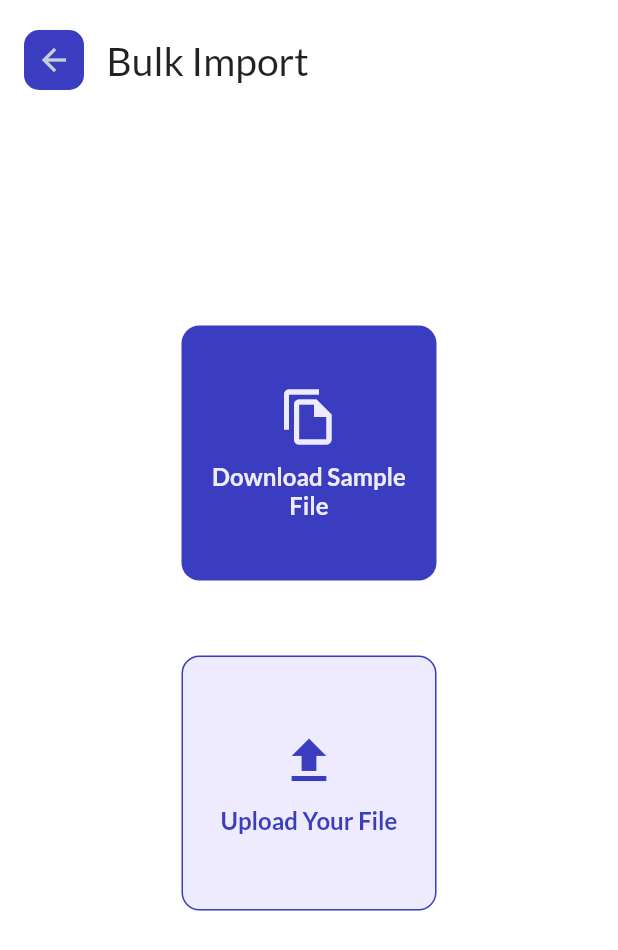
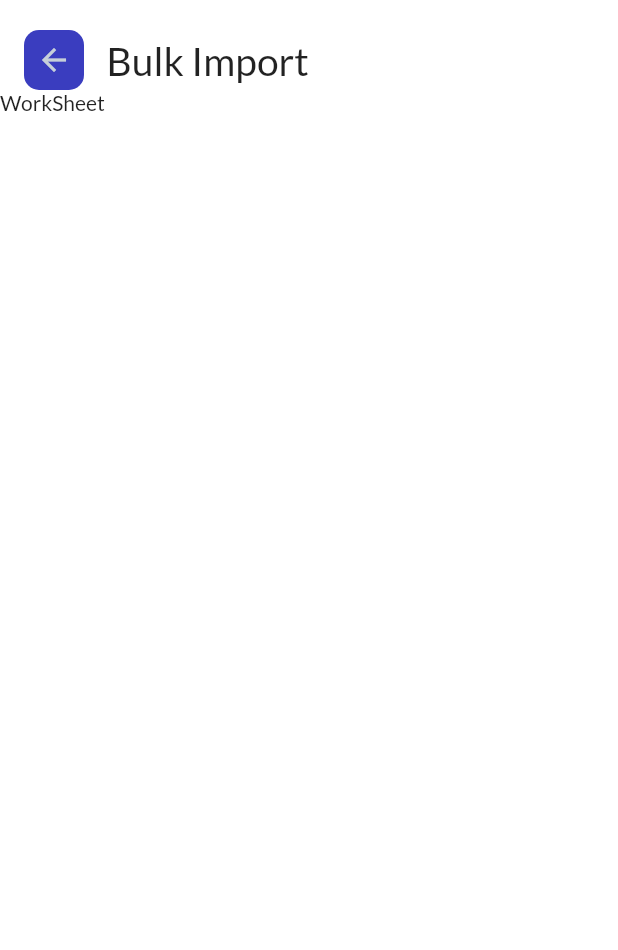
Before and after one commit to pratyushharsh/parchi, a Flutter app: the LoadItemInBulk screen opened by its route, on a phone screen of 412 x 824 dp. Shown: the top 950 px of the screen. Run offline on Flutter 3.47's test engine with Material 2 defaults, Android fonts, the phone set to English and light mode, and no system bars; our stand-ins replace awesome_snackbar_content, barcode_widget, bloc, blurrycontainer, cached_network_image, csv and 23 more; missing offline and left inert: amazon_cognito_identity_dart_2, bluetooth_print, dart:ffi, number_to_words; accounts and stored records are empty; generated files the repository leaves out were written again; network calls fail; project files that could hold a hidden picture were left out.

Commit message:
Minor Changes and Bug Fix

```diff
--- a/lib/main.dart
+++ b/lib/main.dart
@@ -63,6 +63,7 @@ Future<void> main() async {
       supportedLocales: const [
         Locale('en', 'US'),
         Locale('hi', 'IN'),
+        Locale('de', 'DE'),
       ],
       fallbackLocale: const Locale('en', 'US'),
       // useFallbackTranslations: true,
--- a/lib/src/entity/pos/trn_header_entity.dart
+++ b/lib/src/entity/pos/trn_header_entity.dart
@@ -65,6 +65,9 @@ class TransactionHeaderEntity {
   List<TransactionLineItemEntity> lineItems;
   List<TransactionPaymentLineItemEntity> paymentLineItems;
 
+  @Index(type: IndexType.value)
+  List<String> returnRef;
+
   // final lineItems = IsarLinks<TransactionLineItemEntity>();
   // final paymentLineItems = IsarLinks<TransactionPaymentLineItemEntity>();
 
@@ -97,7 +100,8 @@ class TransactionHeaderEntity {
       this.lastSyncAt,
       this.syncState,
       this.associateId,
-      this.associateName});
+      this.associateName,
+      this.returnRef = const []});
 }
 
 enum TransactionStatus {
--- a/lib/src/module/create_new_receipt/bloc/create_new_receipt_bloc.dart
+++ b/lib/src/module/create_new_receipt/bloc/create_new_receipt_bloc.dart
@@ -268,6 +268,11 @@ class CreateNewReceiptBloc
 
     transaction.discountTotal = discountAmount;
     transaction.taxTotal = taxAmount;
+
+    List<String> returnLine = [];
+    // Find all line item that is returned
+
+
 
     // Create If Contact Does not exist else override
     if (state.customer != null) {
--- a/lib/src/module/load_item_bulk/load_item_bulk_view.dart
+++ b/lib/src/module/load_item_bulk/load_item_bulk_view.dart
@@ -12,6 +12,7 @@ import '../../config/theme_settings.dart';
 import '../../widgets/appbar_leading.dart';
 import '../../widgets/loading.dart';
 import 'bloc/load_item_bulk_bloc.dart';
+import 'worksheet/worksheet.dart';
 
 
 class LoadItemInBulk extends StatelessWidget {
@@ -47,32 +48,33 @@ class LoadItemInBulk extends StatelessWidget {
                     },
                   ),
                 ),
-                Positioned(
-                  bottom: 0,
-                  top: 0,
-                  left: 0,
-                  right: 0,
-                  child: Center(
-                    child: SingleChildScrollView(
-                      child: Column(
-                        mainAxisSize: MainAxisSize.min,
-                        children: const [
-                          SizedBox(
-                            height: 30,
-                          ),
-                          DownloadSampleFileButton(),
-                          SizedBox(
-                            height: 50,
-                          ),
-                          UploadFileButton(),
-                          SizedBox(
-                            height: 30,
-                          ),
-                        ],
-                      ),
-                    ),
-                  ),
-                ),
+                const Positioned(top: 60, child: WorkSheet()),
+                // Positioned(
+                //   bottom: 0,
+                //   top: 0,
+                //   left: 0,
+                //   right: 0,
+                //   child: Center(
+                //     child: SingleChildScrollView(
+                //       child: Column(
+                //         mainAxisSize: MainAxisSize.min,
+                //         children: const [
+                //           SizedBox(
+                //             height: 30,
+                //           ),
+                //           DownloadSampleFileButton(),
+                //           SizedBox(
+                //             height: 50,
+                //           ),
+                //           UploadFileButton(),
+                //           SizedBox(
+                //             height: 30,
+                //           ),
+                //         ],
+                //       ),
+                //     ),
+                //   ),
+                // ),
               ],
             ),
           ),
--- /dev/null
+++ b/lib/src/module/load_item_bulk/worksheet/worksheet.dart
@@ -0,0 +1,21 @@
+import 'package:flutter/material.dart';
+
+// Create Sample data
+List<List<String>> data = [[
+  "kv", "value", "description",
+], [
+  "kv", "value", "description",
+]];
+
+
+class WorkSheet extends StatelessWidget {
+  const WorkSheet({Key? key}) : super(key: key);
+
+  @override
+  Widget build(BuildContext context) {
+
+    return Container(
+      child: Text("WorkSheet"),
+    );
+  }
+}
--- a/lib/src/module/return_order/return_order_view.dart
+++ b/lib/src/module/return_order/return_order_view.dart
@@ -74,7 +74,7 @@ class SearchReturnOrderForm extends StatelessWidget {
         CustomTextField(
           label: "Order No",
           textCapitalization: TextCapitalization.characters,
-          inputFormatters: [FilteringTextInputFormatter.allow(RegExp(r'[0-9a-zA-Z]+'))],
+          inputFormatters: [FilteringTextInputFormatter.allow(RegExp(r'[0-9a-zA-Z\-]+'))],
           onFieldSubmitted: (value) {
             BlocProvider.of<ReturnOrderBloc>(context)
                 .add(SearchOrderToReturn(orderId: value));
--- a/lib/src/repositories/transaction_repository.dart
+++ b/lib/src/repositories/transaction_repository.dart
@@ -34,6 +34,7 @@ class TransactionRepository with DatabaseProvider {
   // @TODO
   Future<List<TransactionLineItemEntity>> getLineItemWithOriginalTransactionNo(
       String id) async {
+    // db.transactionHeaderEntitys.where().returnRefElementEqualTo
     // var order = await db.transactionHeaderEntitys.where().lineItemsProperty().originalTransSeqProperty().equalTo(id).findAll();
     return [];
   }
--- a/pubspec.yaml
+++ b/pubspec.yaml
@@ -108,6 +108,7 @@ flutter:
     - assets/lottie/
     - assets/image/
     - assets/logo/
+    - assets/icons/
     - assets/translations/
 
   # An image asset can refer to one or more resolution-specific "variants", see
```
Also changed, not shown: assets/translations/de-DE.json (added, +89 -0 lines), lib/src/config/tender_config.dart (+7 -7 lines), lib/src/module/create_new_receipt/new_recipt_desktop_view.dart (+4 -7 lines), assets/icons/cash-payment.png (added), assets/icons/credit-card.png (added), assets/icons/debit-card.png (added), assets/icons/gift-card.png (added), assets/icons/payment-check.png (added), lib/src/entity/pos/trn_header_entity.g.dart.
